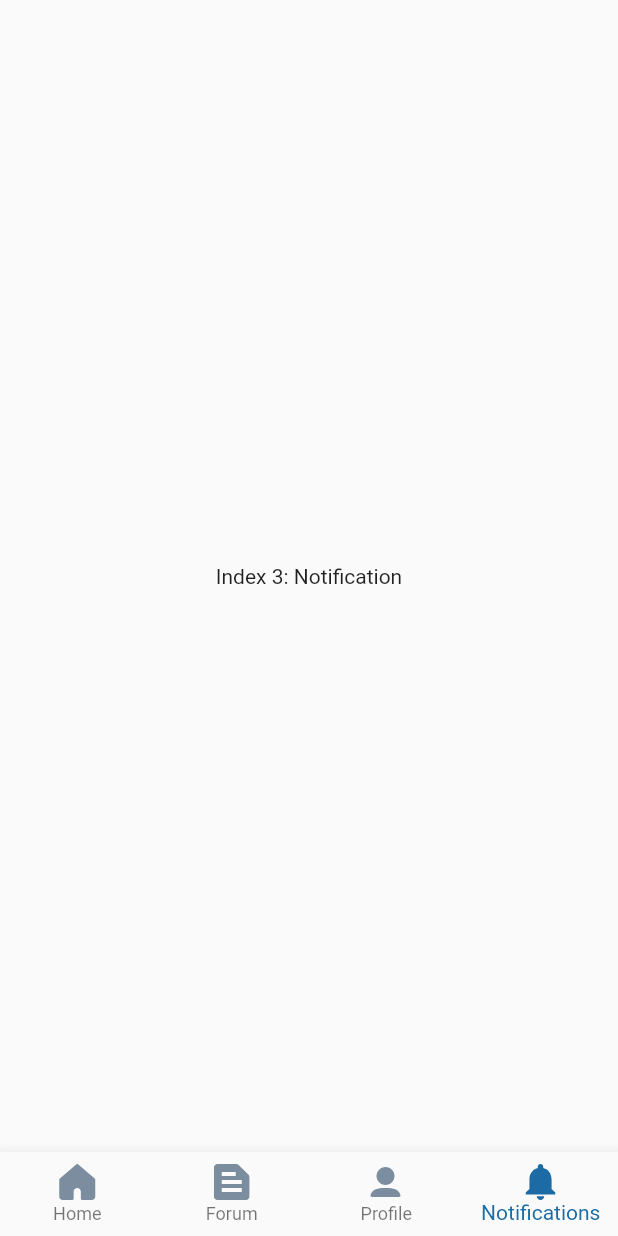
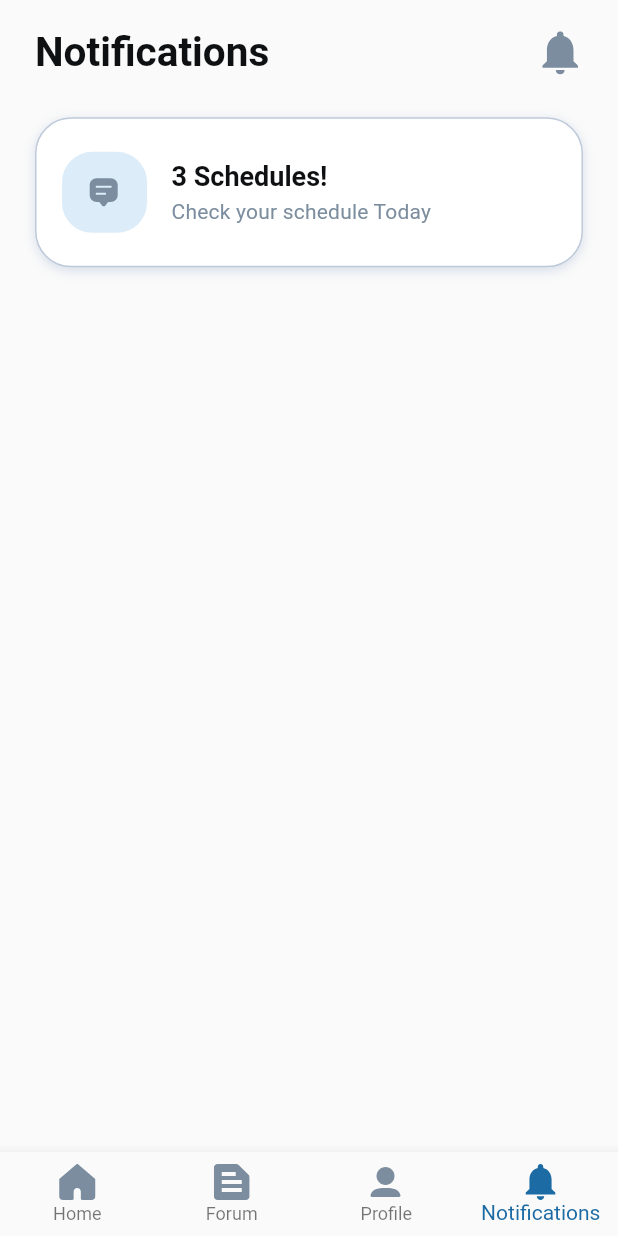
Before and after one commit to faiqhdr/meditopia, a Flutter app: the screen it shows after launch, item 4 of the bottom bar chosen, on a phone screen of 412 x 824 dp. Run offline on Flutter 3.47's test engine with Material 2 defaults, Android fonts, the phone set to English and light mode, and no system bars; our stand-ins replace flutter_native_splash, flutter_svg, google_fonts.

Commit message:
notification page added, main.dart adjusted

```diff
--- a/lib/components/bottom_bar.dart
+++ b/lib/components/bottom_bar.dart
@@ -1,5 +1,6 @@
 import 'package:flutter/material.dart';
 import 'package:flutter_svg/svg.dart';
+import 'package:meditopia/pages/notification_page.dart';
 
 import '../pages/home_page.dart';
 import '../pages/forum_page.dart';
@@ -19,7 +20,7 @@ class _BottomBarState extends State<BottomBar> {
     HomePage(),
     ForumPage(),
     Text('Index 1: Schedule'),
-    Text('Index 3: Notification'),
+    NotificationPage(),
   ];
 
   void _onItemTapped(int index) {
--- a/lib/main.dart
+++ b/lib/main.dart
@@ -13,7 +13,7 @@ class MyApp extends StatelessWidget {
 
   @override
   Widget build(BuildContext context) {
-    return MaterialApp(
+    return const MaterialApp(
       debugShowCheckedModeBanner: false,
       title: 'Meditopia',
       home: BottomBar(),
--- /dev/null
+++ b/lib/pages/notification_page.dart
@@ -0,0 +1,152 @@
+import 'package:flutter/cupertino.dart';
+import 'package:flutter/material.dart';
+import 'package:flutter/widgets.dart';
+import 'package:flutter_svg/svg.dart';
+import '../data/data.dart';
+import '../size_config.dart';
+import '../style/style.dart';
+
+class NotificationPage extends StatelessWidget {
+  const NotificationPage({Key? key}) : super(key: key);
+
+  @override
+  Widget build(BuildContext context) {
+    SizeConfig().init(context);
+    return Scaffold(
+      body: ListView(
+        children: [
+          Padding(
+            padding: EdgeInsets.symmetric(
+              horizontal: SizeConfig.blockSizeHorizontal! * 17,
+            ),
+            child: Column(
+              children: const [
+                // Header Area.
+                Header(),
+                // Message Area.
+                Message(),
+              ],
+            ),
+          ),
+        ],
+      ),
+    );
+  }
+}
+
+class Header extends StatelessWidget {
+  const Header({Key? key}) : super(key: key);
+
+  @override
+  Widget build(BuildContext context) {
+    return ListTile(
+      contentPadding: EdgeInsets.only(
+        top: SizeConfig.blockSizeVertical! * 3,
+        bottom: 16.0,
+      ),
+      subtitle: const Padding(
+        padding: EdgeInsets.only(
+          bottom: 7,
+          top: 7,
+        ),
+        child: Text(
+          "Notifications",
+          style: TextStyle(
+            fontWeight: FontWeight.w700,
+            fontSize: 27,
+            color: Color(0xff0e1012),
+          ),
+        ),
+      ),
+      trailing: SizedBox(
+        height: 30,
+        width: 30,
+        child: SvgPicture.asset(
+          AppStyle.notificationsIcon,
+        ),
+      ),
+    );
+  }
+}
+
+class Message extends StatelessWidget {
+  const Message({Key? key}) : super(key: key);
+
+  @override
+  Widget build(BuildContext context) {
+    return Container(
+      margin: const EdgeInsets.only(bottom: 20),
+      padding: const EdgeInsets.only(left: 17, top: 22, right: 54, bottom: 22),
+      width: double.infinity,
+      height: 100,
+      decoration: BoxDecoration(
+        border: Border.all(color: const Color(0xffbecada)),
+        color: const Color(0xffffffff),
+        borderRadius: BorderRadius.circular(24),
+        boxShadow: const [
+          BoxShadow(
+            color: Color(0x3f6b86b3),
+            offset: Offset(0, 2),
+            blurRadius: 6,
+          ),
+        ],
+      ),
+      child: Row(
+        crossAxisAlignment: CrossAxisAlignment.center,
+        children: [
+          Container(
+            margin: const EdgeInsets.only(right: 16.27),
+            padding: const EdgeInsets.only(
+                left: 16.59, top: 15.56, right: 17.73, bottom: 15.56),
+            height: double.infinity,
+            decoration: BoxDecoration(
+              color: const Color(0xffdcedf9),
+              borderRadius: BorderRadius.circular(20),
+            ),
+            child: Center(
+              child: SizedBox(
+                width: 22.4,
+                height: 24.89,
+                child: SvgPicture.asset(
+                  AppStyle.messageIcon,
+                  width: 22.4,
+                  height: 24.89,
+                ),
+              ),
+            ),
+          ),
+          Container(
+            margin: const EdgeInsets.only(top: 6, bottom: 5),
+            height: double.infinity,
+            child: Column(
+              crossAxisAlignment: CrossAxisAlignment.start,
+              children: [
+                Container(
+                  margin: const EdgeInsets.only(bottom: 5),
+                  child: const Text(
+                    '3 Schedules!',
+                    style: TextStyle(
+                      fontSize: 18,
+                      fontWeight: FontWeight.w700,
+                      height: 1.16,
+                      color: Color(0xff0e1012),
+                    ),
+                  ),
+                ),
+                const Text(
+                  'Check your schedule Today',
+                  style: TextStyle(
+                    fontSize: 14,
+                    fontWeight: FontWeight.w400,
+                    letterSpacing: 0.14,
+                    color: Color(0xff7b8d9e),
+                  ),
+                ),
+              ],
+            ),
+          ),
+        ],
+      ),
+    );
+  }
+}
--- a/lib/style/style.dart
+++ b/lib/style/style.dart
@@ -16,6 +16,7 @@ class AppStyle {
   static const String reportIcon = "assets/icons/report.svg";
   static const String notificationsIcon = "assets/icons/notifications.svg";
   static const String dotsIcon = "assets/icons/dots-icon.svg";
+  static const String messageIcon = "assets/icons/message-icon.svg";
 
 // App Colors
   static const primarySwatch = Color(0xff1C6BA4);
```
Also changed, not shown: assets/icons/message-icon.svg (added).
